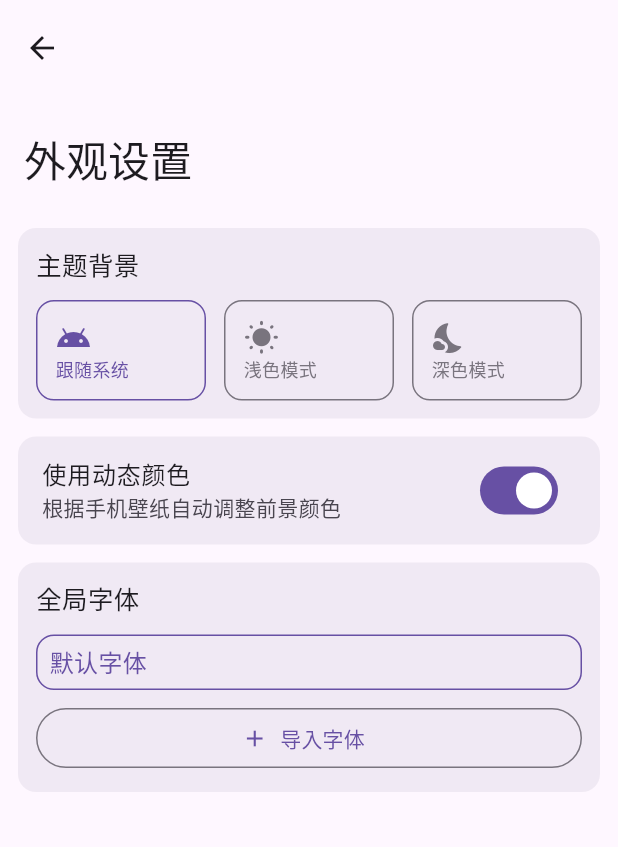
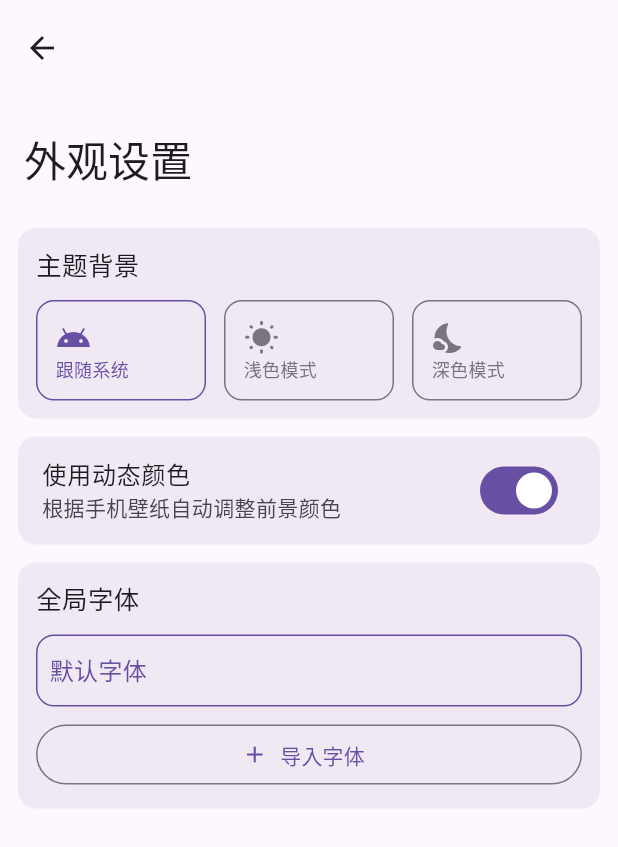
Before and after one commit to gvenusleo/QChat, a Flutter app: the ThemeSettingView screen opened by its route, on a phone screen of 412 x 824 dp. Shown: the top 847 px of the screen. Run offline on Flutter 3.47's test engine with Material 3 defaults, Android fonts, the phone set to English and light mode, and no system bars; drawn by our look-alikes of dynamic_color; our stand-ins replace dio, file_picker, flutter_markdown, fluttertoast, get, isar and 2 more; missing offline and left inert: flutter_math_fork, markdown, openai_dart; accounts and stored records are empty; generated files the repository leaves out were written again; Roboto replaces fonts that are missing (默认字体).

Commit message:
Update app resources and theme settings controller

```diff
--- a/lib/ui/views/setting/theme_setting/theme_setting_view.dart
+++ b/lib/ui/views/setting/theme_setting/theme_setting_view.dart
@@ -130,8 +130,9 @@ class ThemeSettingView extends StatelessWidget {
                                 borderRadius: BorderRadius.circular(12),
                                 child: Container(
                                   width: double.infinity,
-                                  padding: const EdgeInsets.symmetric(
-                                      horizontal: 8, vertical: 6),
+                                  height: 48,
+                                  padding:
+                                      const EdgeInsets.symmetric(horizontal: 8),
                                   decoration: BoxDecoration(
                                     borderRadius: BorderRadius.circular(12),
                                     border: Border.all(
@@ -145,7 +146,11 @@ class ThemeSettingView extends StatelessWidget {
                                       width: 1,
                                     ),
                                   ),
-                                  child: Text(
+                                  child: Row(
+                                    mainAxisAlignment:
+                                        MainAxisAlignment.spaceBetween,
+                                    children: [
+                                      Text(
                                         font.split('.').first,
                                         style: TextStyle(
                                           fontFamily: font,
@@ -158,6 +163,20 @@ class ThemeSettingView extends StatelessWidget {
                                                   .colorScheme
                                                   .outline,
                                         ),
+                                      ),
+                                      if (font != '默认字体')
+                                        IconButton(
+                                          onPressed: () {
+                                            c.deleteFont(font);
+                                          },
+                                          icon: Icon(
+                                            Icons.delete_forever_outlined,
+                                            color: Theme.of(context)
+                                                .colorScheme
+                                                .error,
+                                          ),
+                                        ),
+                                    ],
                                   ),
                                 ),
                               ),
```
Also changed, not shown: lib/ui/viewmodels/theme_setting/theme_setting_controller.dart (+19 -0 lines), 16 other files. Lines whose indentation alone changed are shown as unchanged.
